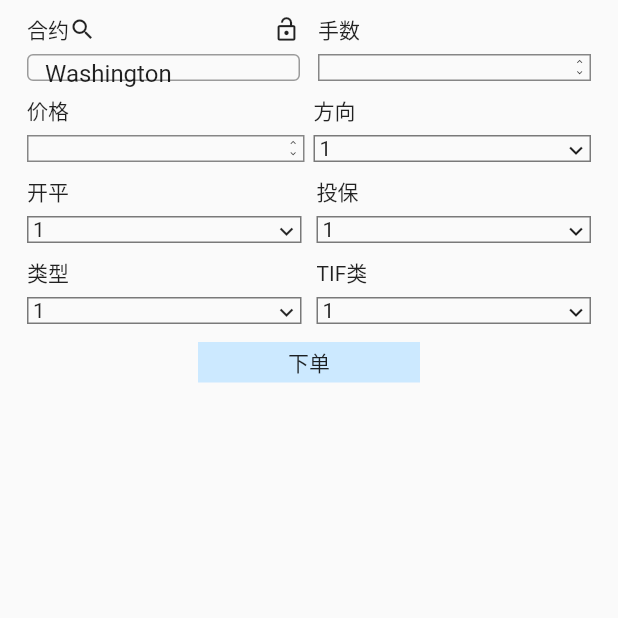
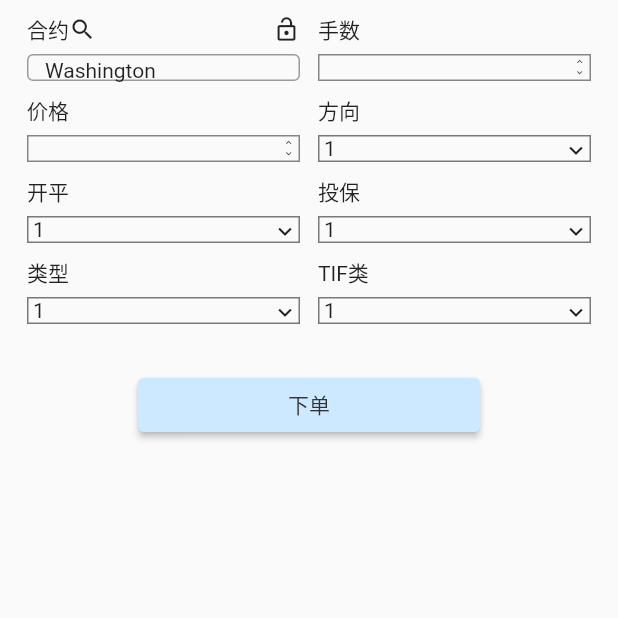
Before and after one commit to Yosuke-li/client, a Flutter app: the OrderSubmitPage screen opened directly, on a phone screen of 412 x 824 dp, the top half of it. Run offline on Flutter 3.47's test engine with Material 2 defaults, Android fonts, the phone set to English and light mode, and no system bars; our stand-ins replace bot_toast, dio, get, native_context_menu, shared_preferences, syncfusion_flutter_datepicker; missing offline and left inert: multi_split_view, tray_manager, window_manager; accounts and stored records are empty.

```diff
--- a/lib/global/setting.dart
+++ b/lib/global/setting.dart
@@ -28,6 +28,9 @@ class Setting {
   static Color bottomBorderColor = Colors.blue.shade100;
   static Color onSelectColor = Colors.blue.shade50;
 
+  static Color onSubmitColor = const Color(0xff8FB6EF);
+  static Color onCancelColor = const Color(0xffD2E0F4);
+
   /// table的特殊颜色
   static Color tableBlue = const Color(0xff027DB4);
   static Color tableRed = const Color(0xffD9001B);
--- a/lib/page/transaction/order/order_submit/view.dart
+++ b/lib/page/transaction/order/order_submit/view.dart
@@ -154,6 +154,9 @@ class _OrderSubmitPageState extends State<OrderSubmitPage> {
                                     hint: '选择合约',
                                     searchAlignVertical:
                                         TextAlignVertical.bottom,
+                                    searchStyle: const TextStyle(
+                                      fontSize: 14
+                                    ),
                                     initialValue: _suggestions[2],
                                     searchInputDecoration: InputDecoration(
                                       focusedBorder: OutlineInputBorder(
@@ -288,7 +291,7 @@ class _OrderSubmitPageState extends State<OrderSubmitPage> {
                             ),
                           ),
                           SizedBox(
-                            width: screenUtil.adaptive(10),
+                            width: screenUtil.adaptive(20),
                           ),
                           Expanded(
                             child: Column(
@@ -309,7 +312,7 @@ class _OrderSubmitPageState extends State<OrderSubmitPage> {
                                   child: Obx(
                                     () => OverlayField<int>(
                                       key: const Key('Side'),
-                                      maxHeight: 40,
+                                      maxHeight: 60,
                                       initValue: '${state.side.value}',
                                       lists: state.sides,
                                       textStyle: const TextStyle(fontSize: 14),
@@ -321,7 +324,7 @@ class _OrderSubmitPageState extends State<OrderSubmitPage> {
                                           height: 20,
                                           alignment: Alignment.centerLeft,
                                           margin:
-                                              const EdgeInsets.only(left: 4),
+                                              const EdgeInsets.all(4),
                                           child: Text('$e'),
                                         );
                                       },
@@ -383,8 +386,8 @@ class _OrderSubmitPageState extends State<OrderSubmitPage> {
                               ],
                             ),
                           ),
-                          const SizedBox(
-                            width: 10,
+                          SizedBox(
+                            width: screenUtil.adaptive(20),
                           ),
                           Expanded(
                             child: Column(
@@ -403,7 +406,7 @@ class _OrderSubmitPageState extends State<OrderSubmitPage> {
                                   height: screenUtil.adaptive(30),
                                   alignment: Alignment.centerLeft,
                                   child: Obx(
-                                        () => OverlayField<int>(
+                                    () => OverlayField<int>(
                                       key: const Key('HedgeFlag'),
                                       maxHeight: 100,
                                       initValue: '${state.hedgeFlag.value}',
@@ -417,7 +420,7 @@ class _OrderSubmitPageState extends State<OrderSubmitPage> {
                                           height: 20,
                                           alignment: Alignment.centerLeft,
                                           margin:
-                                          const EdgeInsets.only(left: 4),
+                                              const EdgeInsets.only(left: 4),
                                           child: Text('$e'),
                                         );
                                       },
@@ -478,8 +481,8 @@ class _OrderSubmitPageState extends State<OrderSubmitPage> {
                               ],
                             ),
                           ),
-                          const SizedBox(
-                            width: 10,
+                          SizedBox(
+                            width: screenUtil.adaptive(20),
                           ),
                           Expanded(
                             child: Column(
@@ -525,22 +528,25 @@ class _OrderSubmitPageState extends State<OrderSubmitPage> {
                         ],
                       ),
                     ),
-                    InkWell(
-                      onTap: () {
+                    const SizedBox(
+                      height: 30,
+                    ),
+                    ElevatedButton(
+                      onPressed: () {
                         logic.onSubmit();
                       },
-                      child: Container(
-                        margin: EdgeInsets.only(
-                          bottom: screenUtil.adaptive(20),
-                          top: screenUtil.adaptive(20),
+                      style: ButtonStyle(
+                        backgroundColor:
+                            MaterialStateProperty.all(Setting.orderSubmitColor),
+                        padding: MaterialStateProperty.all(
+                          const EdgeInsets.only(right: 100, left: 100),
                         ),
-                        decoration: BoxDecoration(color: Setting.orderSubmitColor),
-                        padding: EdgeInsets.only(
-                            top: screenUtil.adaptive(5),
-                            bottom: screenUtil.adaptive(5),
-                            right: screenUtil.adaptive(100),
-                            left: screenUtil.adaptive(100)),
-                        child: const Text('下单'),
+                      ),
+                      child: const Text(
+                        '下单',
+                        style: TextStyle(
+                          color: Color(0xff333333),
+                        ),
                       ),
                     ),
                   ],
--- a/lib/page/transaction/quotation/quotation.dart
+++ b/lib/page/transaction/quotation/quotation.dart
@@ -97,6 +97,7 @@ class _QuotationState extends State<QuotationPage> {
   @override
   Widget build(BuildContext context) {
     return RepaintBoundary(
+      child: Expanded(
         child: Container(
           alignment: Alignment.centerLeft,
           child: Column(
@@ -650,6 +651,7 @@ class _QuotationState extends State<QuotationPage> {
             ],
           ),
         ),
+      ),
     );
   }
 }
--- a/lib/widget/management/common/view_key.dart
+++ b/lib/widget/management/common/view_key.dart
@@ -34,6 +34,7 @@ class ViewKeyWidget extends StatelessWidget {
 }
 
 class ConstViewKey {
-  static const ViewKey hedgeInfo = ViewKey(namespace: 'hedge', id: 'info');
+  static const ViewKey transactionInfo = ViewKey(namespace: 'transaction', id: 'transaction');
+  static const ViewKey instructInfo = ViewKey(namespace: 'instruct', id: 'instruct');
 
 }
--- a/pubspec.yaml
+++ b/pubspec.yaml
@@ -30,6 +30,7 @@ dependencies:
   tray_manager: ^0.1.7 #系统托盘
   flutter_swiper_plus: ^2.0.4
   docking: ^1.4.1+1
+  multi_split_view: ^2.1.0
 
 dev_dependencies:
   flutter_test:
```
Also changed, not shown: lib/page/instructions/main/instruct_main.dart (added, +46 -0 lines), lib/page/management/tool.dart (+59 -19 lines), lib/page/transaction/common/bottom_widget.dart (+41 -10 lines), lib/page/transaction/common/home.dart (+38 -1 lines), lib/page/transaction/quotation/add_group.dart (+17 -2 lines), pubspec.lock. Lines whose indentation alone changed are shown as unchanged.
